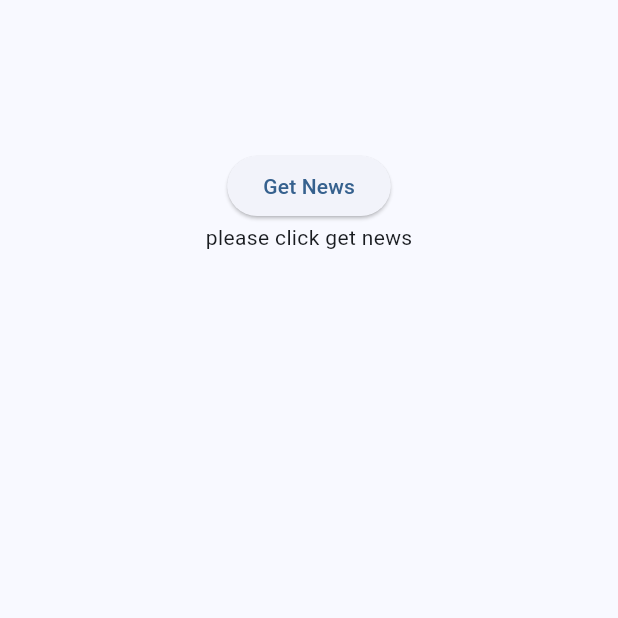
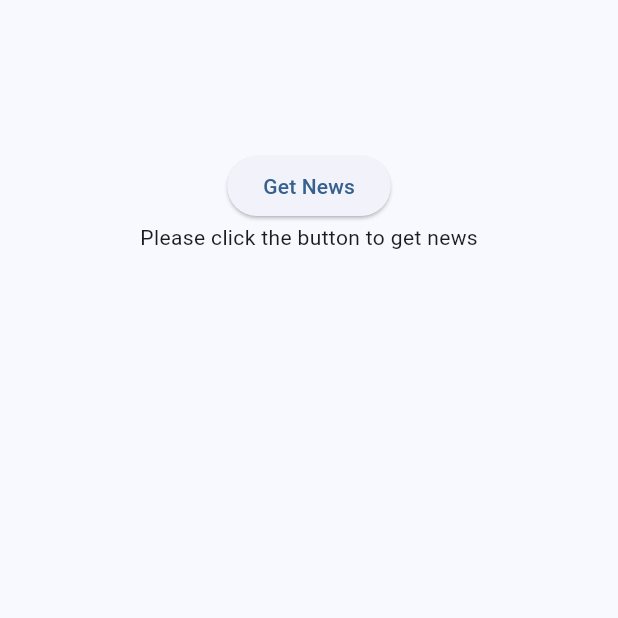
Before and after one commit to MohamedElfalaky/CU-ITI-QuizApp, a Flutter app: the screen it shows after launch, on a phone screen of 412 x 824 dp, the top half of it. Run offline on Flutter 3.47's test engine with Material 3 defaults, Android fonts, the phone set to English and light mode, and no system bars; our stand-ins replace bloc, dio, flutter_bloc.

Commit message:
5th session

```diff
--- /dev/null
+++ b/lib/data/cubits/news_cubit/news_cubit.dart
@@ -0,0 +1,31 @@
+import 'package:bloc/bloc.dart';
+import 'package:cu_iti_quizapp/data/models/news_model.dart';
+import 'package:cu_iti_quizapp/data/repos/news_repo.dart';
+import 'package:meta/meta.dart';
+
+part 'news_state.dart';
+
+class NewsCubit extends Cubit<NewsState> {
+  NewsCubit() : super(NewsInitial()); // initial
+
+  void getNews() async {
+    emit(NewsLoading());
+    // loading
+    try {
+      NewsResponse? response = await NewsRepo().getNews();
+
+      if (response != null) {
+        emit(NewsSuccess(response: response));
+        // success
+        // do somethig
+      } else {
+        emit(NewsError());
+        // do another thing
+        // error
+      }
+    } catch (e) {
+      emit(NewsError()); // do something;
+      print(e);
+    }
+  }
+}
--- /dev/null
+++ b/lib/data/cubits/news_cubit/news_state.dart
@@ -0,0 +1,15 @@
+part of 'news_cubit.dart';
+
+@immutable
+sealed class NewsState {}
+
+final class NewsInitial extends NewsState {}
+
+final class NewsLoading extends NewsState {}
+
+final class NewsSuccess extends NewsState {
+  NewsResponse response;
+  NewsSuccess({required this.response});
+}
+
+final class NewsError extends NewsState {}
--- a/lib/data/repos/news_repo.dart
+++ b/lib/data/repos/news_repo.dart
@@ -8,7 +8,7 @@ class NewsRepo {
   Future<NewsResponse?> getNews() async {
     var response = await dio.get(getNewsEndPoint, queryParameters: {
       'q': 'tesla',
-      'from': '2024-08-15',
+      'from': '2024-09-11',
       'sortBy': 'publishedAt',
       'apiKey': '7c07f0c86d484b30a5af1289c531cff1'
     });
--- a/lib/main.dart
+++ b/lib/main.dart
@@ -1,8 +1,7 @@
-import 'dart:io';
-
-import 'package:cu_iti_quizapp/screens/news_screen.dart';
-import 'package:flutter/cupertino.dart';
+import 'package:cu_iti_quizapp/data/cubits/news_cubit/news_cubit.dart';
+import 'package:cu_iti_quizapp/screens/news_screen_with_cubit.dart';
 import 'package:flutter/material.dart';
+import 'package:flutter_bloc/flutter_bloc.dart';
 
 void main() {
   runApp(const MyApp());
@@ -20,160 +19,9 @@ class MyApp extends StatelessWidget {
           colorScheme: ColorScheme.fromSeed(seedColor: Colors.blue),
           useMaterial3: true,
           appBarTheme: AppBarTheme(backgroundColor: Colors.green)),
-      home: NewsScreen(),
+      home: BlocProvider(
+          create: (BuildContext context) => NewsCubit(),
+          child: NewsScreenWithCubit()),
     );
-    //  Platform.isIOS
-    //     ? CupertinoApp(
-    //         title: 'Flutter Demo',
-    //         theme: CupertinoThemeData(
-    //           primaryColor: CupertinoColors.systemRed,
-    //           barBackgroundColor: CupertinoColors.systemGreen,
-    //           // Cupertino doesn't have direct support for color schemes like Material3,
-    //           // so you may need to adjust other styling properties manually if needed.
-    //         ),
-    //         home: const MyHomePage(title: 'CU ITI Quiz App'),
-    //       )
-    //     : MaterialApp(
-    //         title: 'Flutter Demo',
-    //         theme: ThemeData(
-    //             colorScheme: ColorScheme.fromSeed(seedColor: Colors.red),
-    //             useMaterial3: true,
-    //             appBarTheme: AppBarTheme(backgroundColor: Colors.green)),
-    //         home: const MyHomePage(title: 'CU ITI Quiz App'),
-    //       );
   }
 }
-
-// class MyHomePage extends StatefulWidget {
-//   const MyHomePage({super.key, required this.title});
-
-//   final String title;
-
-//   @override
-//   State<MyHomePage> createState() => _MyHomePageState();
-// }
-
-// class _MyHomePageState extends State<MyHomePage> {
-//   int _counter = 0;
-
-//   void _incrementCounter() {
-//     setState(() {
-//       _counter++;
-//     });
-//     print(_counter);
-//   }
-
-//   void _decrementCounter() {
-//     if (_counter != 0) {
-//       setState(() {
-//         _counter--;
-//       });
-//     }
-//     print(_counter);
-//   }
-
-//   @override
-//   Widget build(BuildContext context) {
-//     return Platform.isIOS
-//         ? CupertinoPageScaffold(
-//             navigationBar: CupertinoNavigationBar(
-//               middle: Text("this iphon"),
-//               backgroundColor: CupertinoColors.systemGreen,
-//             ),
-//             child: Center(
-//               child: Column(
-//                 children: [
-//                   Text('Welcome to cuppertino'),
-//                   ElevatedButton(onPressed: () {}, child: Text('data'))
-//                 ],
-//               ),
-//             ),
-//           )
-//         : Scaffold(
-//             appBar: AppBar(
-//               title: Text('Hello'),
-//             ),
-//             body: Column(
-//               mainAxisAlignment: MainAxisAlignment.start,
-//               crossAxisAlignment: CrossAxisAlignment.center,
-//               children: <Widget>[
-//                 const Text(
-//                   'لقد قمت بالضغط علي هذا الزر هذا العدد من المرات',
-//                   style: TextStyle(fontSize: 24, color: Colors.red),
-//                 ),
-//                 Text(
-//                   'number of clicks : $_counter',
-//                   style: Theme.of(context).textTheme.headlineMedium,
-//                 ),
-//                 ElevatedButton(onPressed: () {}, child: Text('nothing')),
-//                 ElevatedButton(
-//                     onPressed: () {
-//                       print('Nothing');
-//                     },
-//                     child: Text('print nothing')),
-//                 Container(
-//                   height: 100,
-//                   width: 200,
-//                   decoration: BoxDecoration(
-//                       color: Colors.amber,
-//                       border: Border.all(width: 4, color: Colors.black),
-//                       borderRadius: BorderRadius.circular(22)),
-//                   child: Center(
-//                     child: Text(
-//                       'Hello',
-//                       style: TextStyle(color: Colors.red),
-//                     ),
-//                   ),
-//                 ),
-//                 Expanded(
-//                   flex: 3,
-//                   child: Container(
-//                     width: 200,
-//                     decoration: BoxDecoration(
-//                         color: Colors.red,
-//                         border: Border.all(width: 4, color: Colors.black),
-//                         borderRadius: BorderRadius.circular(22)),
-//                     child: Center(
-//                       child: Text(
-//                         'Hello',
-//                         style: TextStyle(color: Colors.white),
-//                       ),
-//                     ),
-//                   ),
-//                 ),
-//                 Expanded(
-//                   flex: 1,
-//                   child: Container(
-//                     width: 200,
-//                     decoration: BoxDecoration(
-//                         color: Colors.blue,
-//                         border: Border.all(width: 4, color: Colors.black),
-//                         borderRadius: BorderRadius.circular(22)),
-//                     child: Center(
-//                       child: Text(
-//                         'Hello',
-//                         style: TextStyle(color: Colors.white),
-//                       ),
-//                     ),
-//                   ),
-//                 )
-//               ],
-//             ),
-//             floatingActionButton: Row(
-//               mainAxisAlignment: MainAxisAlignment.spaceEvenly,
-//               children: [
-//                 FloatingActionButton(
-//                   onPressed: _decrementCounter,
-//                   child: Icon(Icons.remove),
-//                 ),
-//                 // SizedBox(width: 50),
-//                 FloatingActionButton(
-//                   onPressed: _incrementCounter,
-//                   tooltip: 'Increment',
-//                   child: Icon(Icons.add),
-//                 ),
-//               ],
-//             ),
-//           );
-//   }
-// }
--- /dev/null
+++ b/lib/screens/news_screen_with_cubit.dart
@@ -0,0 +1,96 @@
+import 'package:cu_iti_quizapp/data/cubits/news_cubit/news_cubit.dart';
+import 'package:flutter/material.dart';
+import 'package:flutter_bloc/flutter_bloc.dart';
+
+class NewsScreenWithCubit extends StatelessWidget {
+  NewsScreenWithCubit({super.key});
+
+  @override
+  Widget build(BuildContext context) {
+    return Scaffold(
+      body: Container(
+        height: MediaQuery.of(context).size.height,
+        width: MediaQuery.of(context).size.width,
+        child: SingleChildScrollView(
+          child: Column(
+            children: [
+              SizedBox(
+                height: 100,
+              ),
+              ElevatedButton(
+                  onPressed: () async {
+                    context.read<NewsCubit>().getNews();
+                  },
+                  child: Text('Get News')),
+              BlocBuilder<NewsCubit, NewsState>(
+                builder: (context, state) {
+                  if (state is NewsInitial) {
+                    return Center(
+                      child: Text('Please click the button to get news'),
+                    );
+                  } else if (state is NewsLoading) {
+                    return Center(
+                      child: CircularProgressIndicator(),
+                    );
+                  } else if (state is NewsSuccess) {
+                    return Column(
+                      children: [
+                        for (int i = 0; i < state.response.articles.length; i++)
+                          Container(
+                            margin: EdgeInsets.all(8),
+                            padding: EdgeInsets.all(16),
+                            height:
+                                MediaQuery.of(context).size.height * 240 / 812,
+                            width:
+                                MediaQuery.of(context).size.width * 320 / 375,
+                            decoration: BoxDecoration(
+                              image: DecorationImage(
+                                  fit: BoxFit.cover,
+                                  image: NetworkImage(
+                                      state.response.articles[i].urlToImage ??
+                                          "")),
+                              color: Colors.orange,
+                              borderRadius: BorderRadius.circular(22),
+                            ),
+                            child: Column(
+                              crossAxisAlignment: CrossAxisAlignment.start,
+                              children: [
+                                SizedBox(
+                                  height: MediaQuery.of(context).size.height *
+                                      80 /
+                                      812,
+                                ),
+                                Text("by ${state.response.articles[i].author}"),
+                                Text(
+                                  state.response.articles[i].content ??
+                                      "no content",
+                                  style: TextStyle(
+                                      fontWeight: FontWeight.bold,
+                                      fontSize: 16),
+                                  maxLines: 3,
+                                ),
+                                Spacer(),
+                                Text(
+                                  state.response.articles[i].description ??
+                                      "No description",
+                                  maxLines: 2,
+                                ),
+                              ],
+                            ),
+                          )
+                      ],
+                    );
+                  } else {
+                    return Center(
+                      child: Text('Something went wrong'),
+                    );
+                  }
+                },
+              )
+            ],
+          ),
+        ),
+      ),
+    );
+  }
+}
--- a/pubspec.yaml
+++ b/pubspec.yaml
@@ -35,6 +35,8 @@ dependencies:
   # Use with the CupertinoIcons class for iOS style icons.
   cupertino_icons: ^1.0.8
   dio: ^5.7.0
+  flutter_bloc: ^8.1.6
+  bloc: ^8.1.4
 
 dev_dependencies:
   flutter_test:
```
Also changed, not shown: lib/screens/news_screen.dart (+8 -0 lines), pubspec.lock.
